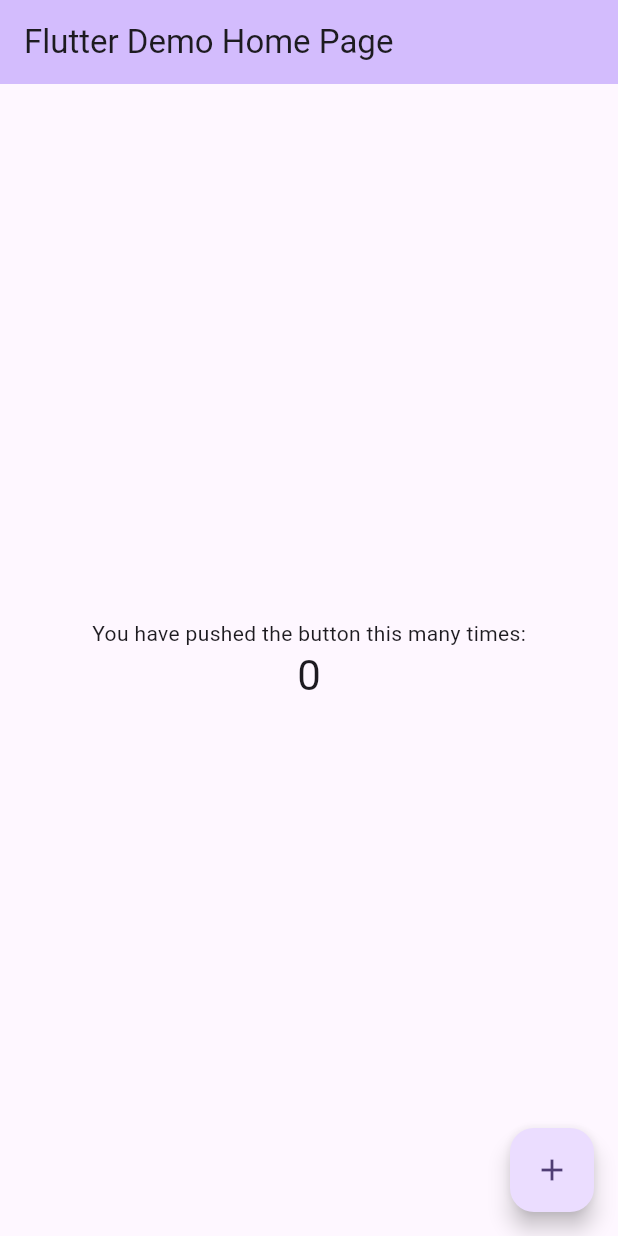
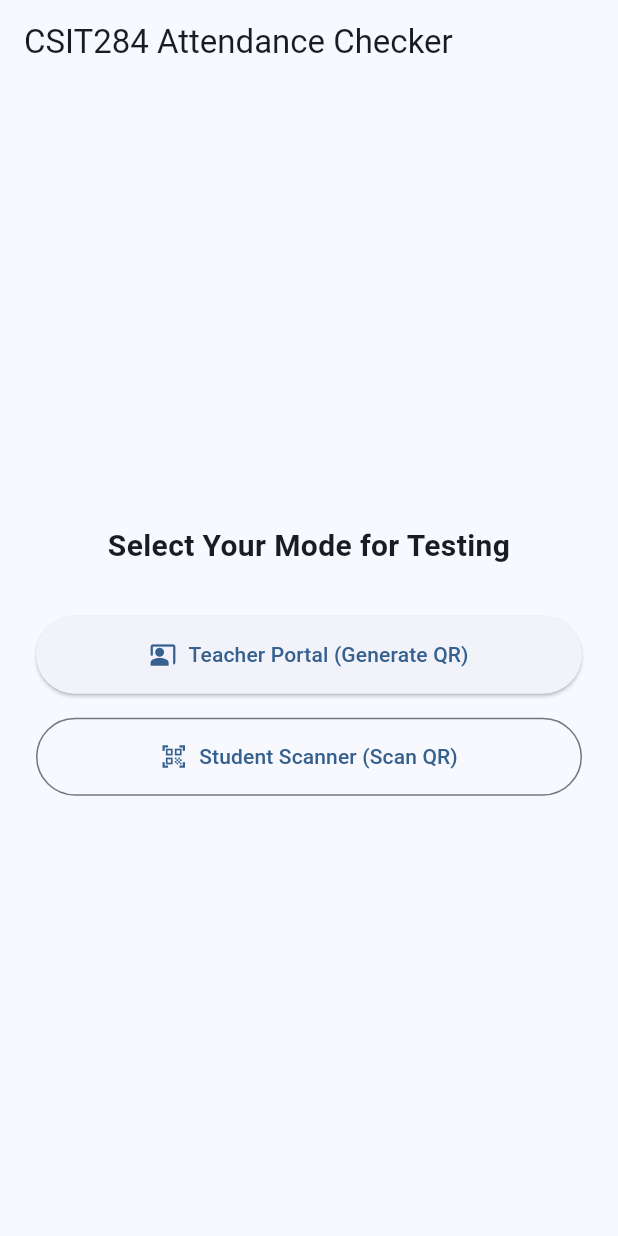
Before and after one commit to nagikyunn/CSIT284-Capstone-Alinio, a Flutter app: the screen it shows after launch, on a phone screen of 412 x 824 dp. Run offline on Flutter 3.47's test engine with Material 3 defaults, Android fonts, the phone set to English and light mode, and no system bars; our stand-ins replace qr_flutter; missing offline and left inert: mobile_scanner.

Commit message:
Screens implementation

```diff
--- a/capstone_alinio/lib/data/dummy_data.dart
+++ b/capstone_alinio/lib/data/dummy_data.dart
@@ -1,5 +1,4 @@
-import 'package:flutter/material.dart';
-import 'package:capstone_alinio/models/student_model.dart';
+import 'package:capstone_alinio/models/students_model.dart';
 import 'package:capstone_alinio/models/session_model.dart';
 import 'package:capstone_alinio/models/attendance_model.dart';
 
--- a/capstone_alinio/lib/main.dart
+++ b/capstone_alinio/lib/main.dart
@@ -1,122 +1,23 @@
 import 'package:flutter/material.dart';
+import 'package:capstone_alinio/screens/role_selector_screen.dart';
 
 void main() {
-  runApp(const MyApp());
+  runApp(const AttendanceApp());
 }
 
-class MyApp extends StatelessWidget {
-  const MyApp({super.key});
+class AttendanceApp extends StatelessWidget {
+  const AttendanceApp({super.key});
 
-  // This widget is the root of your application.
   @override
   Widget build(BuildContext context) {
     return MaterialApp(
-      title: 'Flutter Demo',
+      title: 'QR Attendance Checker - CSIT284',
       theme: ThemeData(
-        // This is the theme of your application.
-        //
-        // TRY THIS: Try running your application with "flutter run". You'll see
-        // the application has a purple toolbar. Then, without quitting the app,
-        // try changing the seedColor in the colorScheme below to Colors.green
-        // and then invoke "hot reload" (save your changes or press the "hot
-        // reload" button in a Flutter-supported IDE, or press "r" if you used
-        // the command line to start the app).
-        //
-        // Notice that the counter didn't reset back to zero; the application
-        // state is not lost during the reload. To reset the state, use hot
-        // restart instead.
-        //
-        // This works for code too, not just values: Most code changes can be
-        // tested with just a hot reload.
-        colorScheme: .fromSeed(seedColor: Colors.deepPurple),
+        colorScheme: ColorScheme.fromSeed(seedColor: Colors.blue),
+        useMaterial3: true,
       ),
-      home: const MyHomePage(title: 'Flutter Demo Home Page'),
+      home: const RoleSelectorScreen(),
+      debugShowCheckedModeBanner: false,
     );
   }
 }
-
-class MyHomePage extends StatefulWidget {
-  const MyHomePage({super.key, required this.title});
-
-  // This widget is the home page of your application. It is stateful, meaning
-  // that it has a State object (defined below) that contains fields that affect
-  // how it looks.
-
-  // This class is the configuration for the state. It holds the values (in this
-  // case the title) provided by the parent (in this case the App widget) and
-  // used by the build method of the State. Fields in a Widget subclass are
-  // always marked "final".
-
-  final String title;
-
-  @override
-  State<MyHomePage> createState() => _MyHomePageState();
-}
-
-class _MyHomePageState extends State<MyHomePage> {
-  int _counter = 0;
-
-  void _incrementCounter() {
-    setState(() {
-      // This call to setState tells the Flutter framework that something has
-      // changed in this State, which causes it to rerun the build method below
-      // so that the display can reflect the updated values. If we changed
-      // _counter without calling setState(), then the build method would not be
-      // called again, and so nothing would appear to happen.
-      _counter++;
-    });
-  }
-
-  @override
-  Widget build(BuildContext context) {
-    // This method is rerun every time setState is called, for instance as done
-    // by the _incrementCounter method above.
-    //
-    // The Flutter framework has been optimized to make rerunning build methods
-    // fast, so that you can just rebuild anything that needs updating rather
-    // than having to individually change instances of widgets.
-    return Scaffold(
-      appBar: AppBar(
-        // TRY THIS: Try changing the color here to a specific color (to
-        // Colors.amber, perhaps?) and trigger a hot reload to see the AppBar
-        // change color while the other colors stay the same.
-        backgroundColor: Theme.of(context).colorScheme.inversePrimary,
-        // Here we take the value from the MyHomePage object that was created by
-        // the App.build method, and use it to set our appbar title.
-        title: Text(widget.title),
-      ),
-      body: Center(
-        // Center is a layout widget. It takes a single child and positions it
-        // in the middle of the parent.
-        child: Column(
-          // Column is also a layout widget. It takes a list of children and
-          // arranges them vertically. By default, it sizes itself to fit its
-          // children horizontally, and tries to be as tall as its parent.
-          //
-          // Column has various properties to control how it sizes itself and
-          // how it positions its children. Here we use mainAxisAlignment to
-          // center the children vertically; the main axis here is the vertical
-          // axis because Columns are vertical (the cross axis would be
-          // horizontal).
-          //
-          // TRY THIS: Invoke "debug painting" (choose the "Toggle Debug Paint"
-          // action in the IDE, or press "p" in the console), to see the
-          // wireframe for each widget.
-          mainAxisAlignment: .center,
-          children: [
-            const Text('You have pushed the button this many times:'),
-            Text(
-              '$_counter',
-              style: Theme.of(context).textTheme.headlineMedium,
-            ),
-          ],
-        ),
-      ),
-      floatingActionButton: FloatingActionButton(
-        onPressed: _incrementCounter,
-        tooltip: 'Increment',
-        child: const Icon(Icons.add),
-      ),
-    );
-  }
-}
--- /dev/null
+++ b/capstone_alinio/lib/screens/role_selector_screen.dart
@@ -0,0 +1,50 @@
+import 'package:flutter/material.dart';
+import 'package:capstone_alinio/screens/teacher_dashboard_screen.dart';
+import 'package:capstone_alinio/screens/student_scanner_screen.dart';
+
+class RoleSelectorScreen extends StatelessWidget {
+  const RoleSelectorScreen({super.key});
+
+  @override
+  Widget build(BuildContext context) {
+    return Scaffold(
+      appBar: AppBar(title: const Text('CSIT284 Attendance Checker')),
+      body: Center(
+        child: Padding(
+          padding: const EdgeInsets.all(24.0),
+          child: Column(
+            mainAxisAlignment: MainAxisAlignment.center,
+            crossAxisAlignment: CrossAxisAlignment.stretch,
+            children: [
+              const Text(
+                'Select Your Mode for Testing',
+                textAlign: TextAlign.center,
+                style: TextStyle(fontSize: 20, fontWeight: FontWeight.bold),
+              ),
+              const SizedBox(height: 32),
+              ElevatedButton.icon(
+                onPressed: () => Navigator.push(
+                  context,
+                  MaterialPageRoute(builder: (_) => const TeacherDashboardScreen()),
+                ),
+                icon: const Icon(Icons.co_present),
+                label: const Text('Teacher Portal (Generate QR)'),
+                style: ElevatedButton.styleFrom(padding: const EdgeInsets.all(16)),
+              ),
+              const SizedBox(height: 16),
+              OutlinedButton.icon(
+                onPressed: () => Navigator.push(
+                  context,
+                  MaterialPageRoute(builder: (_) => const StudentScannerScreen()),
+                ),
+                icon: const Icon(Icons.qr_code_scanner),
+                label: const Text('Student Scanner (Scan QR)'),
+                style: OutlinedButton.styleFrom(padding: const EdgeInsets.all(16)),
+              ),
+            ],
+          ),
+        ),
+      ),
+    );
+  }
+}
```
Also changed, not shown: capstone_alinio/lib/screens/student_scanner_screen.dart (added, +112 -0 lines), capstone_alinio/lib/screens/teacher_dashboard_screen.dart (added, +113 -0 lines), capstone_alinio/lib/widgets/attendance_tile.dart (added, +29 -0 lines).
